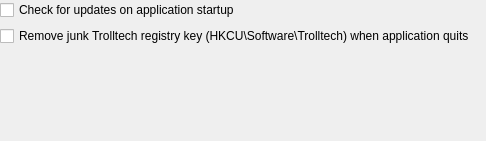
Before: the Qt Designer form src/gui/settings/settingsgeneral.ui in martinrotter/textosaurus, drawn with Qt 5.
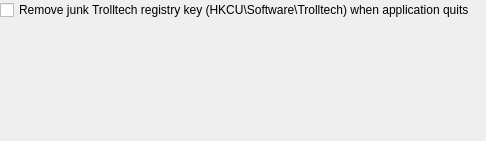
After: the same form once the commit is applied.

Commit message: No auto-check for updates on startup.

```diff
--- a/src/gui/settings/settingsgeneral.ui
+++ b/src/gui/settings/settingsgeneral.ui
@@ -24,13 +24,6 @@
     <number>0</number>
    </property>
    <item row="0" column="0">
-    <widget class="QCheckBox" name="m_checkForUpdatesOnStart">
-     <property name="text">
-      <string>Check for updates on application startup</string>
-     </property>
-    </widget>
-   </item>
-   <item row="1" column="0">
     <widget class="QCheckBox" name="m_checkRemoveTrolltechJunk">
      <property name="text">
       <string>Remove junk Trolltech registry key (HKCU\Software\Trolltech) when application quits</string>
```
Left out of the diff: 1 changed line with no effect on the pictures. The commit also changes 5 other files.
